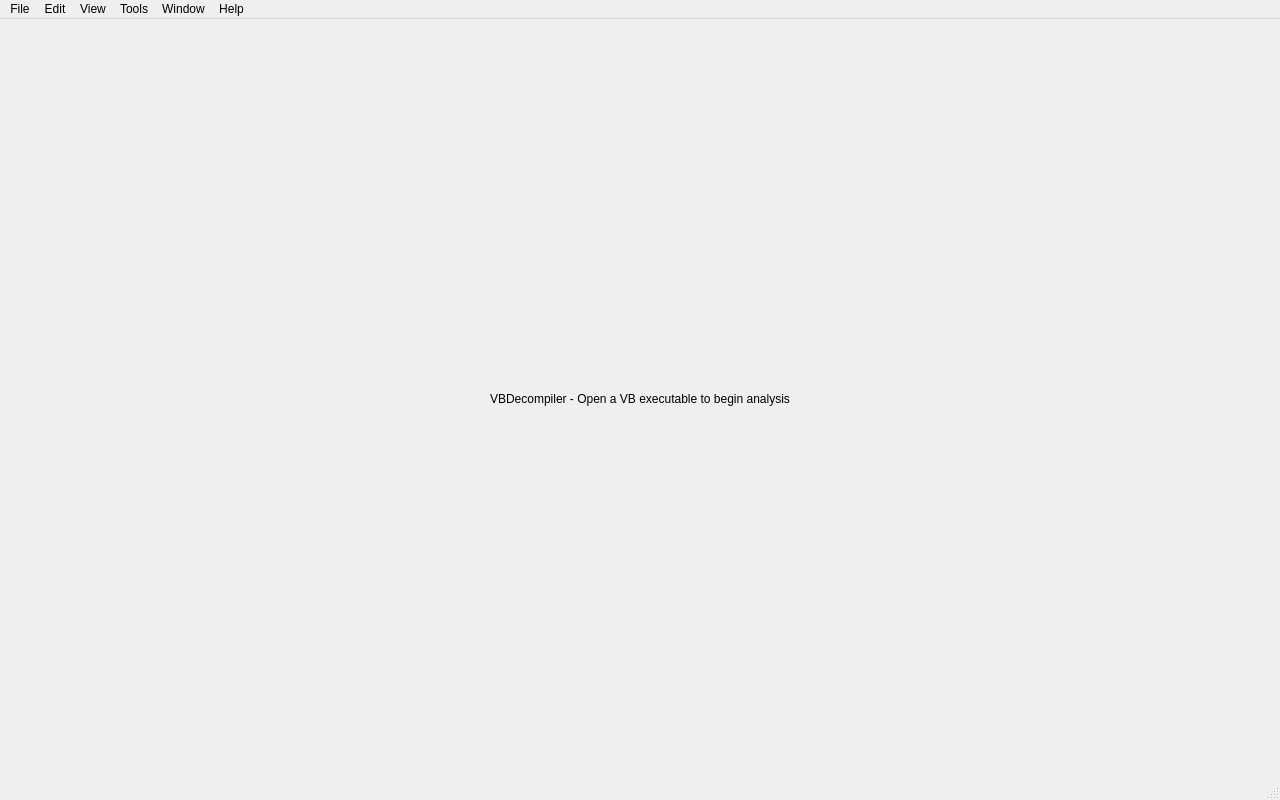
First picture: the form in src/ui/MainWindow.ui, repository DaCodeChick/VBDecompiler, before the edit.
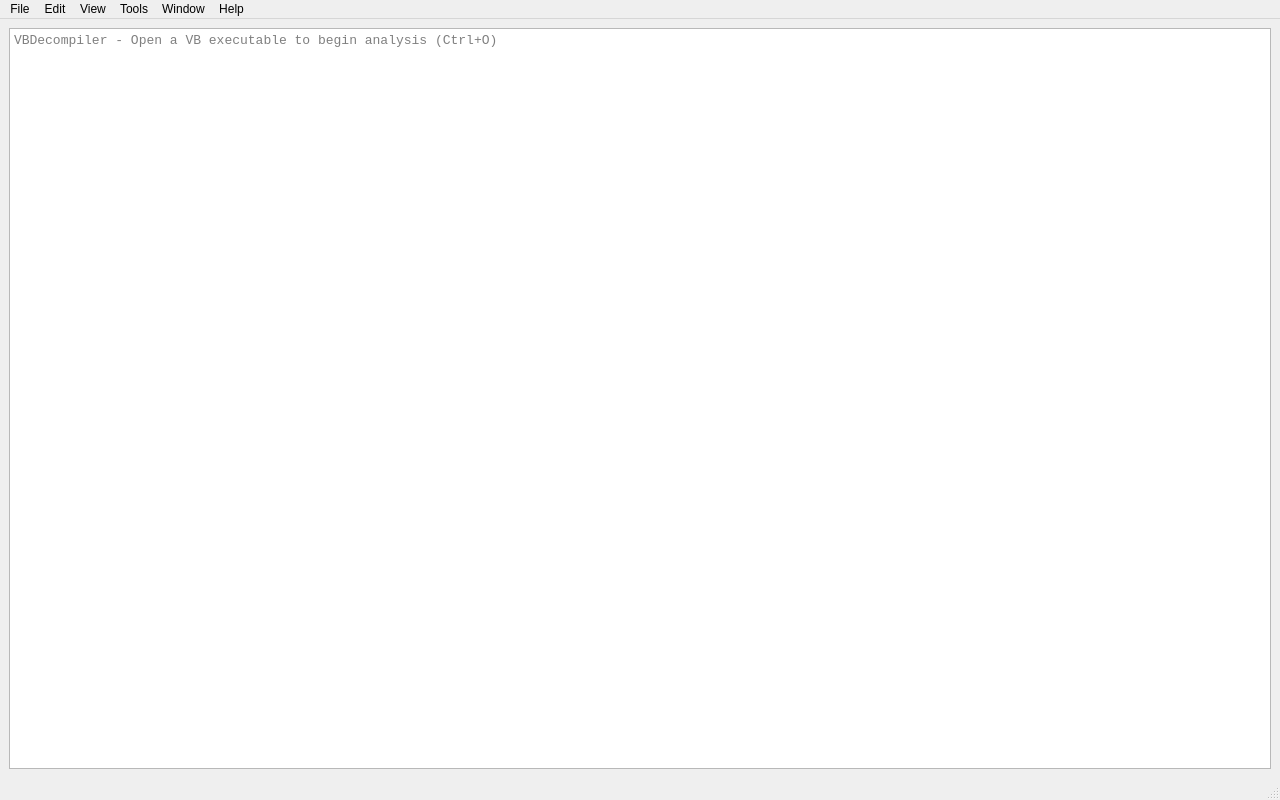
Second picture: the form after the edit.

```diff
--- a/src/ui/MainWindow.ui
+++ b/src/ui/MainWindow.ui
@@ -16,12 +16,18 @@
   <widget class="QWidget" name="centralwidget">
    <layout class="QVBoxLayout" name="verticalLayout">
     <item>
-     <widget class="QLabel" name="labelPlaceholder">
-      <property name="text">
-       <string>VBDecompiler - Open a VB executable to begin analysis</string>
-      </property>
-      <property name="alignment">
-       <set>Qt::AlignCenter</set>
+      <widget class="QTextEdit" name="codeEditor">
+       <property name="readOnly">
+        <bool>true</bool>
+       </property>
+       <property name="font">
+        <font>
+         <family>Monospace</family>
+         <pointsize>10</pointsize>
+        </font>
+       </property>
+       <property name="placeholderText">
+        <string>VBDecompiler - Open a VB executable to begin analysis (Ctrl+O)</string>
       </property>
      </widget>
     </item>
```
Lines whose indentation alone changed are shown as unchanged.
